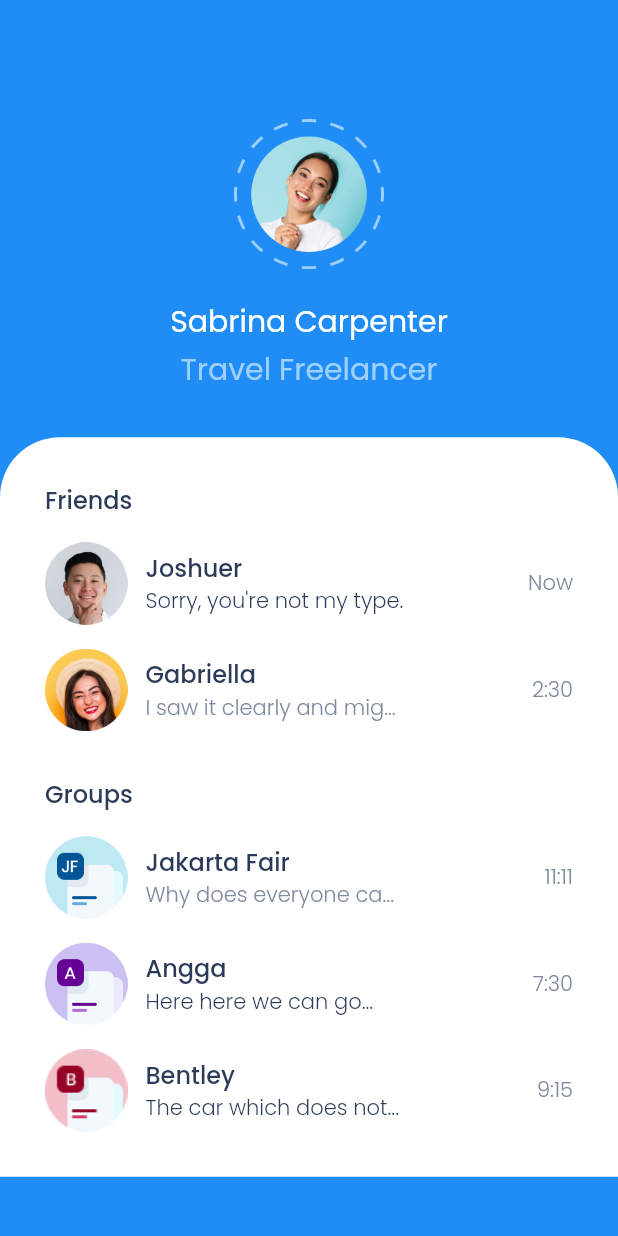
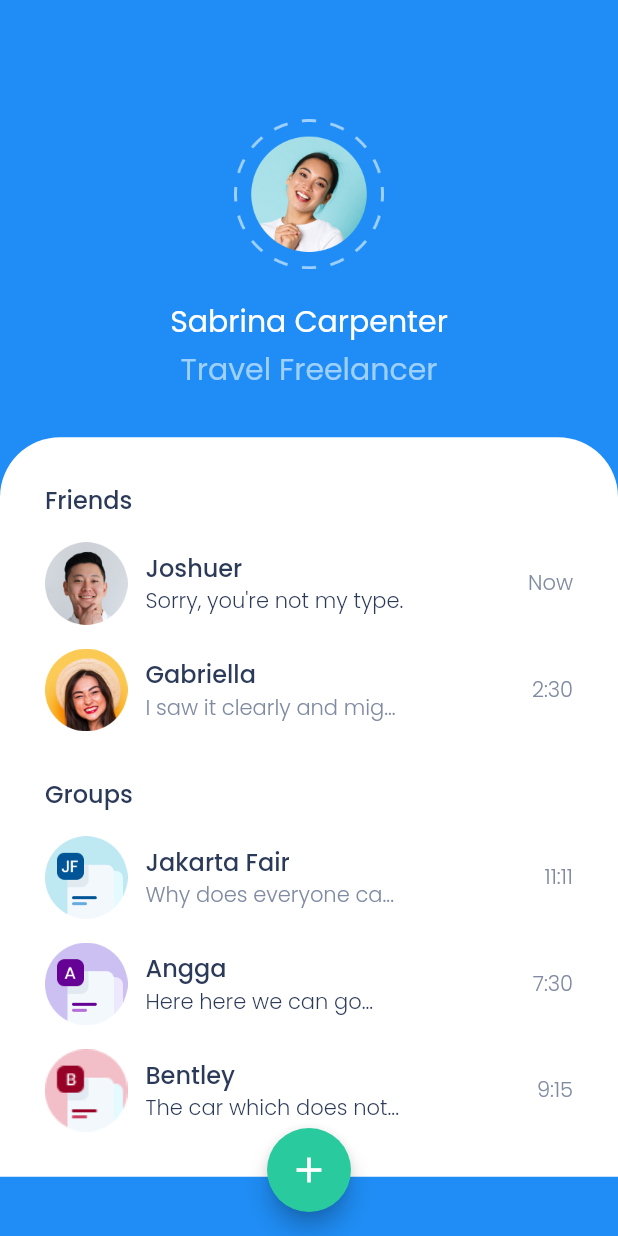
Before and after one commit to linggamdj/flutter-starter, a Flutter app: the screen it shows after launch, on a phone screen of 412 x 824 dp. Run offline on Flutter 3.47's test engine with Material 2 defaults, Android fonts, the phone set to English and light mode, and no system bars; our stand-ins replace matcher.

Commit message:
add_btn added

```diff
--- a/chat_apps/lib/pages/home_page.dart
+++ b/chat_apps/lib/pages/home_page.dart
@@ -7,6 +7,15 @@ class HomePage extends StatelessWidget {
   Widget build(BuildContext context) {
     return Scaffold(
       backgroundColor: blueColor,
+      floatingActionButton: FloatingActionButton(
+        onPressed: () {},
+        backgroundColor: greenColor,
+        child: Icon(
+          Icons.add,
+          size: 28,
+        ),
+      ),
+      floatingActionButtonLocation: FloatingActionButtonLocation.centerFloat,
       body: SafeArea(
         child: Center(
           child: SingleChildScrollView(
```
Also changed, not shown: chat_apps/assets/images/icon_add.png (added), chat_apps/assets/images/icon_call.png (added).
